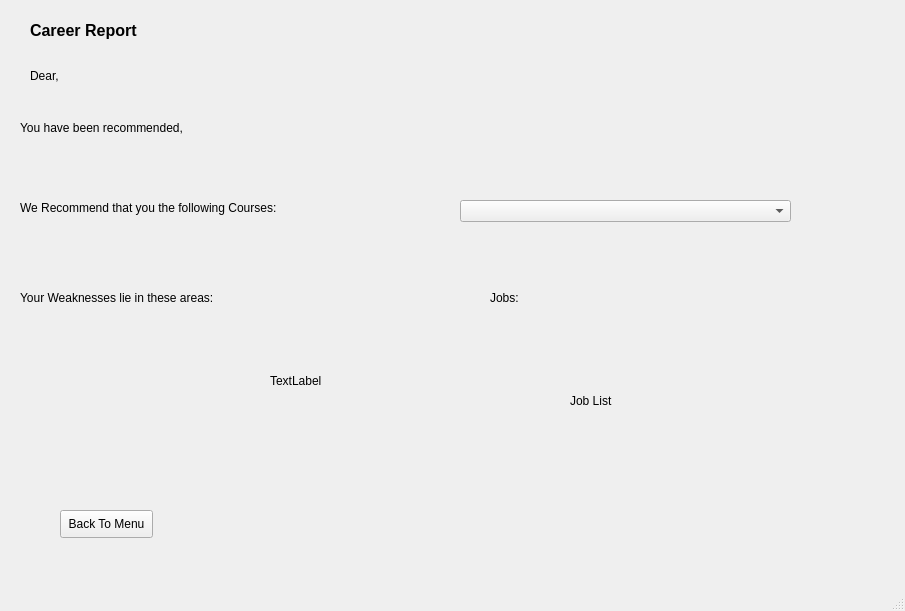
Above: UI files/GenerateReport.ui from tikna1234/minor-project before the change. Below: the same form after it.
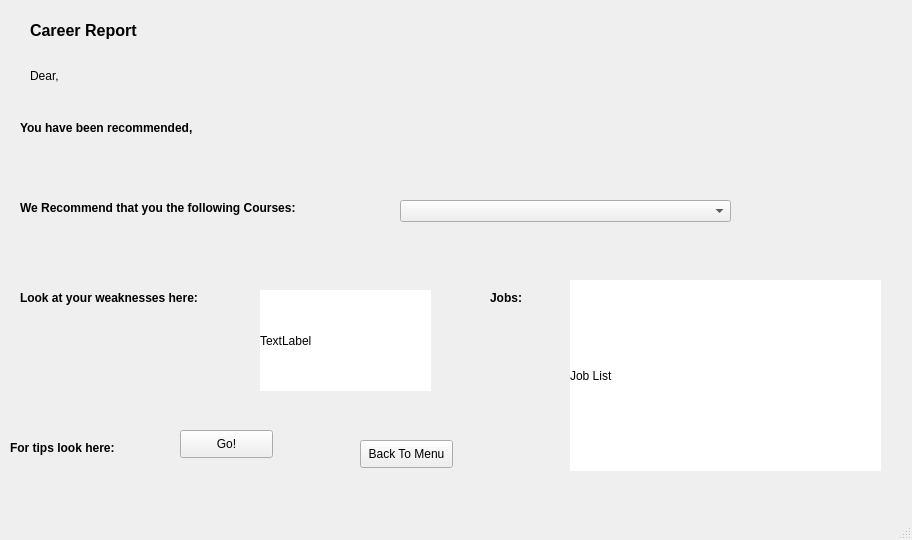
That is the form after the change.

Diff of the .ui file:
```diff
--- a/UI files/GenerateReport.ui
+++ b/UI files/GenerateReport.ui
@@ -6,8 +6,8 @@
    <rect>
     <x>0</x>
     <y>0</y>
-    <width>905</width>
-    <height>611</height>
+    <width>912</width>
+    <height>540</height>
    </rect>
   </property>
   <property name="windowTitle">
@@ -52,10 +52,16 @@
      <rect>
       <x>20</x>
       <y>200</y>
-      <width>281</width>
+      <width>331</width>
       <height>16</height>
      </rect>
     </property>
+    <property name="font">
+     <font>
+      <weight>75</weight>
+      <bold>true</bold>
+     </font>
+    </property>
     <property name="text">
      <string>We Recommend that you the following Courses:</string>
     </property>
@@ -65,10 +71,13 @@
      <rect>
       <x>570</x>
       <y>280</y>
-      <width>301</width>
-      <height>241</height>
+      <width>311</width>
+      <height>191</height>
      </rect>
     </property>
+    <property name="styleSheet">
+     <string notr="true">background-color: rgb(255, 255, 255);</string>
+    </property>
     <property name="text">
      <string>Job List</string>
     </property>
@@ -82,6 +91,12 @@
       <height>16</height>
      </rect>
     </property>
+    <property name="font">
+     <font>
+      <weight>75</weight>
+      <bold>true</bold>
+     </font>
+    </property>
     <property name="text">
      <string>Jobs:</string>
     </property>
@@ -89,7 +104,7 @@
    <widget class="QComboBox" name="RecomCB">
     <property name="geometry">
      <rect>
-      <x>460</x>
+      <x>400</x>
       <y>200</y>
       <width>331</width>
       <height>22</height>
@@ -105,28 +120,21 @@
       <height>16</height>
      </rect>
     </property>
-    <property name="text">
-     <string>Your Weaknesses lie in these areas:</string>
+    <property name="font">
+     <font>
+      <weight>75</weight>
+      <bold>true</bold>
+     </font>
     </property>
-   </widget>
-   <widget class="QLabel" name="WeakLbl">
-    <property name="geometry">
-     <rect>
-      <x>270</x>
-      <y>290</y>
-      <width>181</width>
-      <height>181</height>
-     </rect>
-    </property>
     <property name="text">
-     <string>TextLabel</string>
+     <string>Look at your weaknesses here:</string>
     </property>
    </widget>
    <widget class="QPushButton" name="BackButton">
     <property name="geometry">
      <rect>
-      <x>60</x>
-      <y>510</y>
+      <x>360</x>
+      <y>440</y>
       <width>93</width>
       <height>28</height>
      </rect>
@@ -144,10 +152,64 @@
       <height>16</height>
      </rect>
     </property>
+    <property name="font">
+     <font>
+      <weight>75</weight>
+      <bold>true</bold>
+     </font>
+    </property>
     <property name="text">
      <string>You have been recommended, </string>
     </property>
    </widget>
+   <widget class="QPushButton" name="WeakButton">
+    <property name="geometry">
+     <rect>
+      <x>180</x>
+      <y>430</y>
+      <width>93</width>
+      <height>28</height>
+     </rect>
+    </property>
+    <property name="text">
+     <string>Go!</string>
+    </property>
+   </widget>
+   <widget class="QLabel" name="WeakLbl">
+    <property name="geometry">
+     <rect>
+      <x>260</x>
+      <y>290</y>
+      <width>171</width>
+      <height>101</height>
+     </rect>
+    </property>
+    <property name="styleSheet">
+     <string notr="true">background-color: rgb(255, 255, 255);</string>
+    </property>
+    <property name="text">
+     <string>TextLabel</string>
+    </property>
+   </widget>
+   <widget class="QLabel" name="label_4">
+    <property name="geometry">
+     <rect>
+      <x>10</x>
+      <y>440</y>
+      <width>141</width>
+      <height>16</height>
+     </rect>
+    </property>
+    <property name="font">
+     <font>
+      <weight>75</weight>
+      <bold>true</bold>
+     </font>
+    </property>
+    <property name="text">
+     <string>For tips look here:</string>
+    </property>
+   </widget>
   </widget>
   <widget class="QMenuBar" name="menubar">
    <property name="geometry">
```
Left out of the diff: 2 changed lines with no effect on the pictures.
